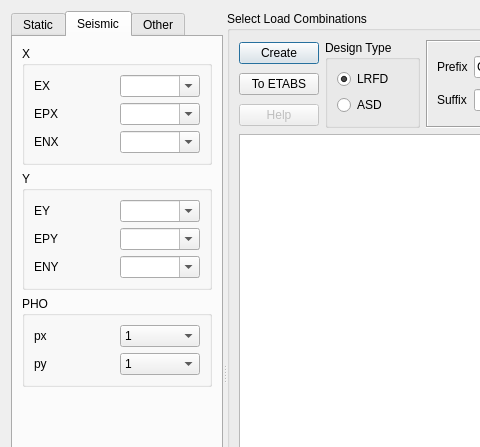
This is widgets/define/create_load_combinations.ui in ebrahimraeyat/civilTools as Qt 5 draws it before an edit; both pictures show x 0 to 480 and y 0 to 447 of the 805 by 746 pixel window. The edited form follows.
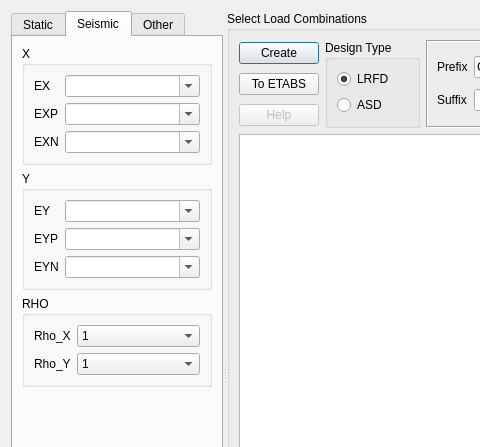
This is the edited form. The open tabs and pages were chosen to show the change. Icons and pictures are not drawn.

Diff of the .ui file:
```diff
--- a/widgets/define/create_load_combinations.ui
+++ b/widgets/define/create_load_combinations.ui
@@ -293,13 +293,13 @@
         <item row="2" column="1">
          <widget class="QGroupBox" name="groupBox_8">
           <property name="title">
-           <string>PHO</string>
+           <string>RHO</string>
           </property>
-          <layout class="QGridLayout" name="gridLayout_11">
+          <layout class="QFormLayout" name="formLayout_3">
            <item row="0" column="0">
             <widget class="QLabel" name="label">
              <property name="text">
-              <string>px</string>
+              <string>Rho_X</string>
              </property>
             </widget>
            </item>
@@ -320,7 +320,7 @@
            <item row="1" column="0">
             <widget class="QLabel" name="label_2">
              <property name="text">
-              <string>py</string>
+              <string>Rho_Y</string>
              </property>
             </widget>
            </item>
@@ -346,7 +346,7 @@
           <property name="title">
            <string>Y</string>
           </property>
-          <layout class="QGridLayout" name="gridLayout_10">
+          <layout class="QFormLayout" name="formLayout_2">
            <item row="0" column="0">
             <widget class="QLabel" name="label_15">
              <property name="enabled">
@@ -370,7 +370,7 @@
            <item row="1" column="0">
             <widget class="QLabel" name="label_16">
              <property name="text">
-              <string>EPY</string>
+              <string>EYP</string>
              </property>
             </widget>
            </item>
@@ -384,7 +384,7 @@
            <item row="2" column="0">
             <widget class="QLabel" name="label_14">
              <property name="text">
-              <string>ENY</string>
+              <string>EYN</string>
              </property>
             </widget>
            </item>
@@ -403,7 +403,7 @@
           <property name="title">
            <string>X</string>
           </property>
-          <layout class="QGridLayout" name="gridLayout_9">
+          <layout class="QFormLayout" name="formLayout">
            <item row="0" column="0">
             <widget class="QLabel" name="label_11">
              <property name="enabled">
@@ -427,7 +427,7 @@
            <item row="1" column="0">
             <widget class="QLabel" name="label_12">
              <property name="text">
-              <string>EPX</string>
+              <string>EXP</string>
              </property>
             </widget>
            </item>
@@ -441,7 +441,7 @@
            <item row="2" column="0">
             <widget class="QLabel" name="label_13">
              <property name="text">
-              <string>ENX</string>
+              <string>EXN</string>
              </property>
             </widget>
            </item>
```
